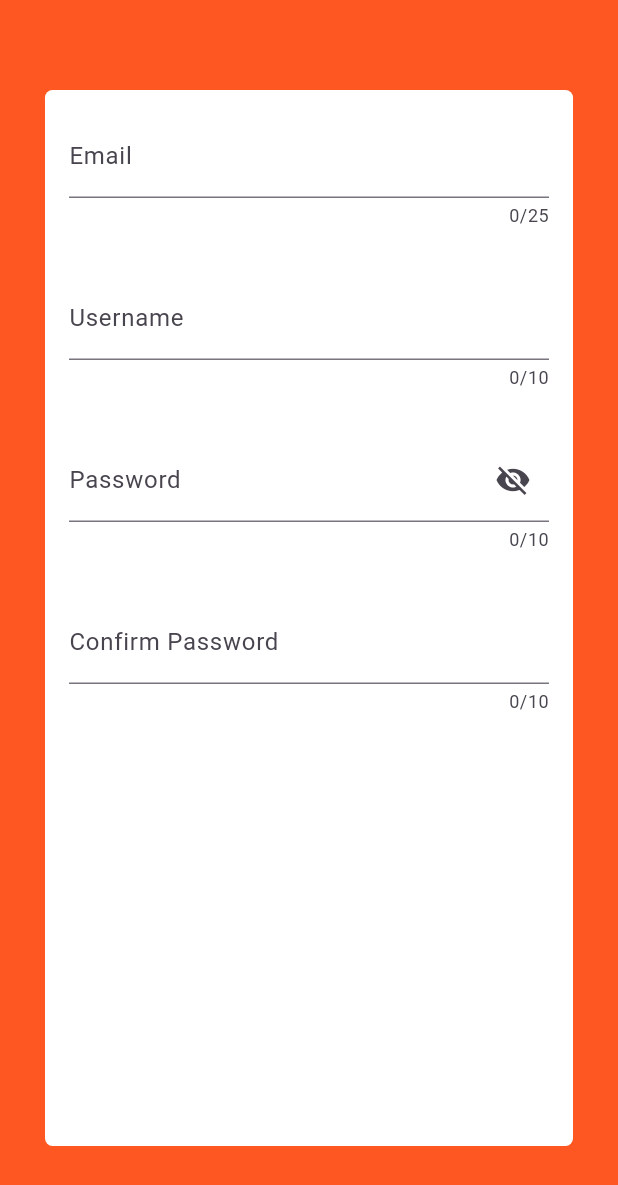
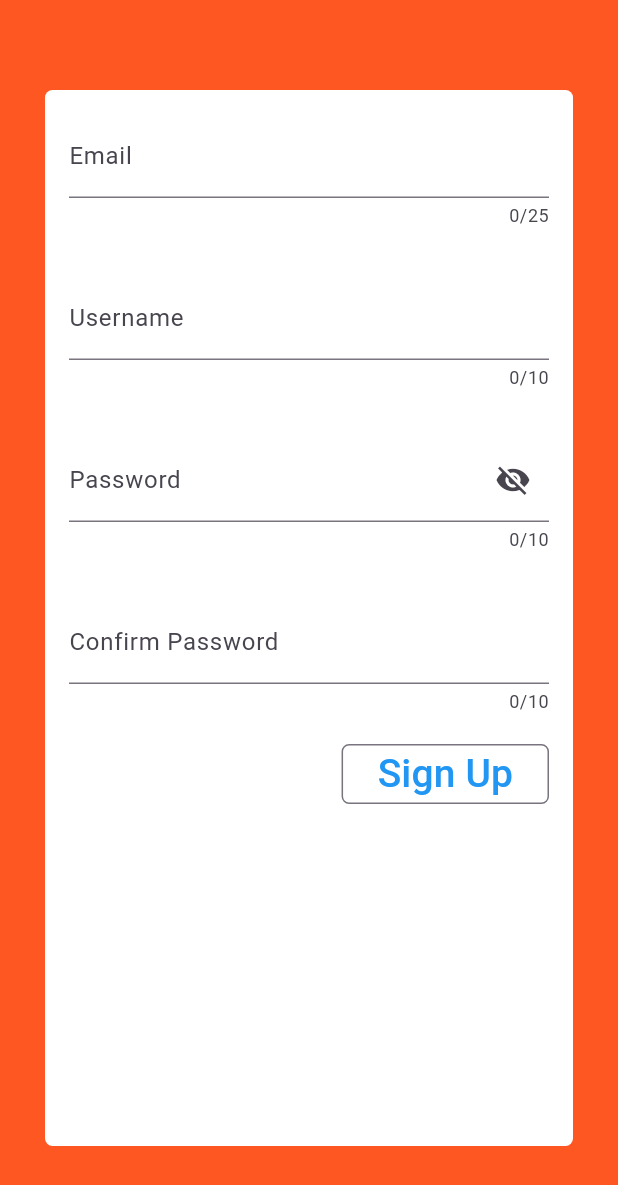
Before and after one commit to ShimaaElnaggar/ECTD_Task9, a Flutter app: the screen it shows after launch, on a phone screen of 412 x 824 dp. Shown: the top 1185 px of the screen. Run offline on Flutter 3.47's test engine with Material 3 defaults, Android fonts, the phone set to English and light mode, and no system bars.

Commit message:
create Sign_up_button

```diff
--- a/lib/views/sign_up_view.dart
+++ b/lib/views/sign_up_view.dart
@@ -1,3 +1,4 @@
+import 'package:ectd_task9/views/home_view.dart';
 import 'package:ectd_task9/widgets/custom_text_form_field.dart';
 import 'package:flutter/material.dart';
 
@@ -51,7 +52,7 @@ class SignUpView extends StatelessWidget {
                 controller: passwordController,
                 suffixIcon: IconButton(
                   onPressed: () {},
-                  icon: Icon(
+                  icon: const Icon(
                     Icons.visibility_off,
                   ),
                 )),
@@ -63,6 +64,37 @@ class SignUpView extends StatelessWidget {
               label: const Text("Confirm Password"),
               controller: confirmPasswordController,
             ),
+            Padding(
+              padding: const EdgeInsets.only(right: 16 ,bottom: 16),
+              child: Row(
+                mainAxisAlignment: MainAxisAlignment.end,
+                children: [
+                  OutlinedButton(
+                    onPressed: (){
+                      if(formKey.currentState!.validate()){
+                        Navigator.pushAndRemoveUntil(
+                            context,
+                            MaterialPageRoute(builder: (context) => const HomeView() ),
+                                (route) => false);
+                      }
+                    },
+                    style: OutlinedButton.styleFrom(
+                      shape: RoundedRectangleBorder(
+                        borderRadius: BorderRadius.circular(5),
+                      ),
+
+                    ),
+                    child: const Text(
+                      "Sign Up",
+                      style: TextStyle(
+                        fontSize: 26,
+                        color: Colors.blue,
+                      ),
+                    ),
+                  ),
+                ],
+              ),
+            ),
           ],
         ),
       ),
```
